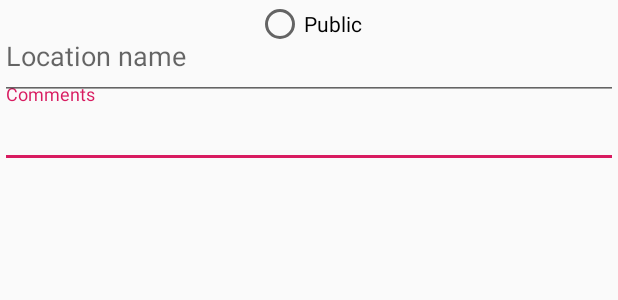
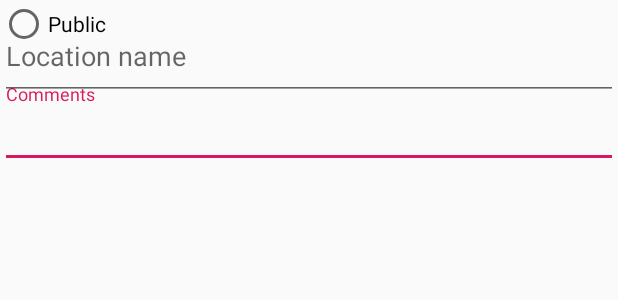
Before and after one commit to oliverbenee/point-of-interest, an Android app: the layout activity_form.xml on its own in the app's theme, with its tools: preview values and no code run, on a phone screen of 412 x 824 dp. Shown: the top 300 px of the screen. Run offline under Robolectric (Android 15) with nearby library versions, the phone set to English and light mode, and no system bars.

```diff
--- a/app/src/debug/res/values/google_maps_api.xml
+++ b/app/src/debug/res/values/google_maps_api.xml
@@ -18,7 +18,11 @@
     https://developers.google.com/maps/documentation/android/start#get-key
 
     Once you have your key (it starts with "AIza"), replace the "google_maps_key"
-    string in this file.
+    string in this file
+
+    Actual location to get api key:
+    https://console.developers.google.com/apis/credentials?project=point-of-interest-app-254108
+
     -->
     <string name="google_maps_key" templateMergeStrategy="preserve" translatable="false">AIzaSyAcH8y32xIzRzHLJaNZW-nQaihncLEx1So</string>
 </resources>
--- a/app/src/main/AndroidManifest.xml
+++ b/app/src/main/AndroidManifest.xml
@@ -1,6 +1,7 @@
 <?xml version="1.0" encoding="utf-8"?>
 <manifest xmlns:android="http://schemas.android.com/apk/res/android"
     package="com.example.pointofinterest">
+
     <!--
          The ACCESS_COARSE/FINE_LOCATION permissions are not required to use
          Google Maps Android API v2, but you must specify either coarse or fine
@@ -15,7 +16,7 @@
         android:roundIcon="@mipmap/ic_launcher_round"
         android:supportsRtl="true"
         android:theme="@style/AppTheme">
-        <activity android:name=".formActivity"></activity>
+
         <!--
              The API key for Google Maps-based APIs is defined as a string resource.
              (See the file "res/values/google_maps_api.xml").
--- a/app/src/main/res/layout/activity_form.xml
+++ b/app/src/main/res/layout/activity_form.xml
@@ -11,7 +11,6 @@
         android:layout_width="match_parent"
         android:layout_height="match_parent"
         android:layout_marginTop="56dp"
-        app:layout_constraintTop_toTopOf="parent"
         tools:layout_editor_absoluteX="-58dp">
 
         <com.google.android.material.textfield.TextInputEditText
@@ -24,10 +23,7 @@
     <com.google.android.material.textfield.TextInputLayout
         android:id="@+id/textInputLayout"
         android:layout_width="match_parent"
-        android:layout_height="wrap_content"
-        app:layout_constraintEnd_toEndOf="parent"
-        app:layout_constraintStart_toStartOf="parent"
-        app:layout_constraintTop_toTopOf="parent">
+        android:layout_height="wrap_content">
 
         <com.google.android.material.textfield.TextInputEditText
             android:layout_width="match_parent"
@@ -40,9 +36,6 @@
         android:layout_width="wrap_content"
         android:layout_height="wrap_content"
         android:layout_weight="1"
-        android:text="Public"
-        app:layout_constraintEnd_toEndOf="parent"
-        app:layout_constraintStart_toStartOf="parent"
-        tools:layout_editor_absoluteY="112dp" />
+        android:text="Public" />
 
 </androidx.constraintlayout.widget.ConstraintLayout>
```
Also changed, not shown: app/build.gradle (added, +29 -0 lines), app/src/main/java/com/example/pointofinterest/MapsActivity.java (+9 -7 lines), 2 other files.
